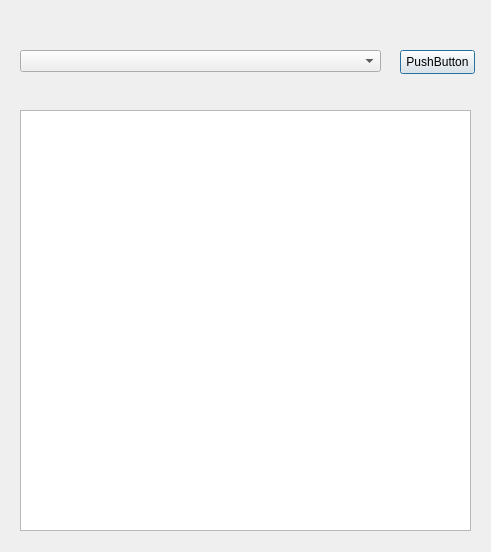
This is main_window_2.ui in BenjaminLopezLagos/onscreen-translator-test as Qt 5 draws it before an edit. The edited form follows.
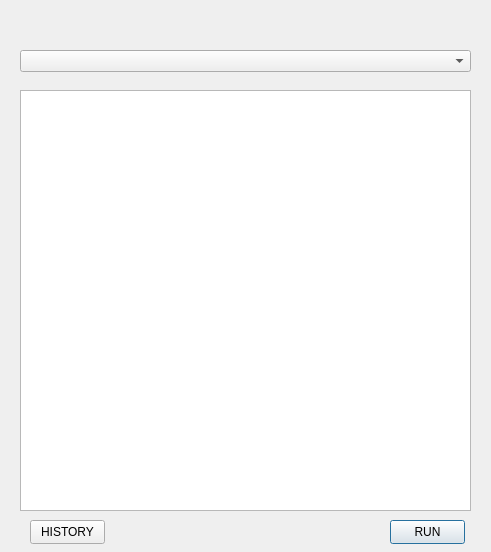
This is the edited form.

Commit message: history and a couple changes to translation system

Patch:
```diff
--- a/main_window_2.ui
+++ b/main_window_2.ui
@@ -18,7 +18,7 @@
     <rect>
      <x>20</x>
      <y>50</y>
-     <width>361</width>
+     <width>451</width>
      <height>22</height>
     </rect>
    </property>
@@ -26,21 +26,21 @@
   <widget class="QPushButton" name="translateButton">
    <property name="geometry">
     <rect>
-     <x>400</x>
-     <y>50</y>
+     <x>390</x>
+     <y>520</y>
      <width>75</width>
      <height>24</height>
     </rect>
    </property>
    <property name="text">
-    <string>PushButton</string>
+    <string>RUN</string>
    </property>
   </widget>
   <widget class="QPlainTextEdit" name="translatedTextsEdit">
    <property name="geometry">
     <rect>
      <x>20</x>
-     <y>110</y>
+     <y>90</y>
      <width>451</width>
      <height>421</height>
     </rect>
@@ -49,6 +49,19 @@
     <bool>true</bool>
    </property>
   </widget>
+  <widget class="QPushButton" name="historyButton">
+   <property name="geometry">
+    <rect>
+     <x>30</x>
+     <y>520</y>
+     <width>75</width>
+     <height>24</height>
+    </rect>
+   </property>
+   <property name="text">
+    <string>HISTORY</string>
+   </property>
+  </widget>
  </widget>
  <resources/>
  <connections/>
```
The commit also changes 7 other files.
